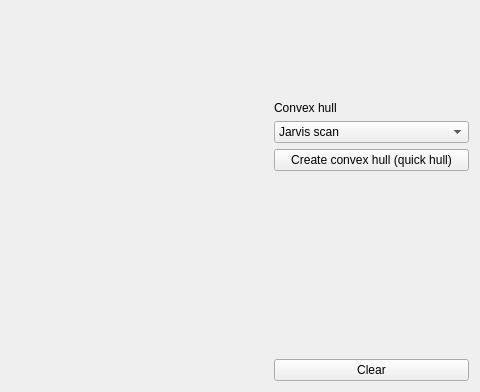
monikakrizova/ADK_uloha2_Hoffmann_Krizova, file widget.ui: the form before one commit; both pictures show x 703 to 1183 and y 378 to 770 of the 1183 by 770 pixel window.
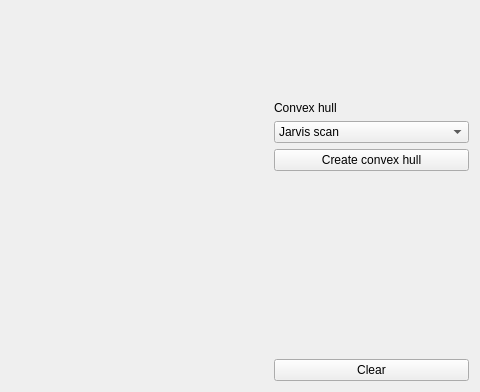
The form after the commit. Custom widgets are drawn as their Qt base class.

Diff of the .ui file:
```diff
--- a/widget.ui
+++ b/widget.ui
@@ -139,7 +139,7 @@
      <item>
       <widget class="QPushButton" name="pushButtonConvexHull">
        <property name="text">
-        <string>Create convex hull (quick hull)</string>
+        <string>Create convex hull</string>
        </property>
       </widget>
      </item>
```
